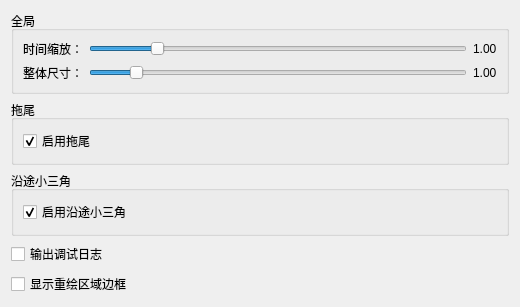
Before: the Qt Designer form config/baclickfxconfig.ui in floating142/kwin-effects-ba-click-fx, drawn with Qt 5.
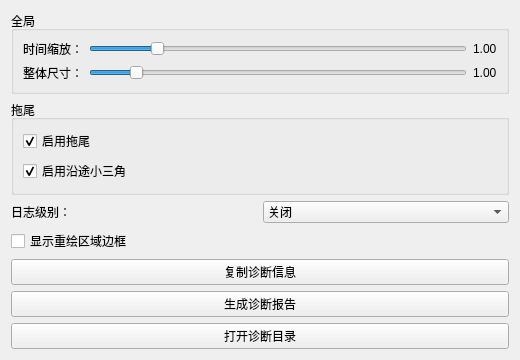
After: the same form once the commit is applied.

Diff of the .ui file:
```diff
--- a/config/baclickfxconfig.ui
+++ b/config/baclickfxconfig.ui
@@ -135,20 +135,7 @@
         </property>
        </widget>
       </item>
-
-     </layout>
-    </widget>
-   </item>
-
-   <!-- 距离发射设置（Ring4） -->
-   <item>
-    <widget class="QGroupBox" name="emitterGroupBox">
-     <property name="title">
-      <string>沿途小三角</string>
-     </property>
-     <layout class="QFormLayout" name="emitterFormLayout">
-
-      <item row="0" column="0" colspan="2">
+      <item row="1" column="0" colspan="2">
        <widget class="QCheckBox" name="enableDistanceEmitterCheckBox">
         <property name="text">
          <string>启用沿途小三角</string>
@@ -168,14 +155,22 @@
 
    <!-- 调试选项 -->
    <item>
-    <widget class="QCheckBox" name="debugLogCheckBox">
-     <property name="text">
-      <string>输出调试日志</string>
-     </property>
-     <property name="toolTip">
-      <string>用 journalctl --user -f -n 0 -o cat QT_CATEGORY=kwin_effect_ba_click_fx 查看</string>
-     </property>
-    </widget>
+    <layout class="QHBoxLayout" name="logLevelLayout">
+     <item>
+      <widget class="QLabel" name="logLevelLabel">
+       <property name="text"><string>日志级别：</string></property>
+      </widget>
+     </item>
+     <item>
+      <widget class="QComboBox" name="logLevelComboBox">
+       <item><property name="text"><string>关闭</string></property></item>
+       <item><property name="text"><string>错误</string></property></item>
+       <item><property name="text"><string>实例</string></property></item>
+       <item><property name="text"><string>帧统计</string></property></item>
+       <item><property name="text"><string>详细调试</string></property></item>
+      </widget>
+     </item>
+    </layout>
    </item>
 
    <item>
@@ -189,6 +184,35 @@
     </widget>
    </item>
 
+   <item>
+   <widget class="QPushButton" name="copyDiagnosticsButton">
+     <property name="text">
+      <string>复制诊断信息</string>
+     </property>
+     <property name="toolTip">
+      <string>复制当前插件、GPU、输出和资源路径状态</string>
+     </property>
+   </widget>
+  </item>
+
+   <item>
+    <widget class="QPushButton" name="generateDiagnosticsButton">
+     <property name="text"><string>生成诊断报告</string></property>
+     <property name="toolTip"><string>将当前状态和近期日志保存到诊断缓存目录</string></property>
+    </widget>
+   </item>
+
+   <item>
+    <widget class="QPushButton" name="openDiagnosticsDirButton">
+     <property name="text">
+      <string>打开诊断目录</string>
+     </property>
+     <property name="toolTip">
+      <string>打开诊断报告的缓存目录</string>
+     </property>
+    </widget>
+   </item>
+
    <item>
     <spacer name="verticalSpacer">
      <property name="orientation">
```
Left out of the diff: 12 changed lines with no effect on the pictures.
